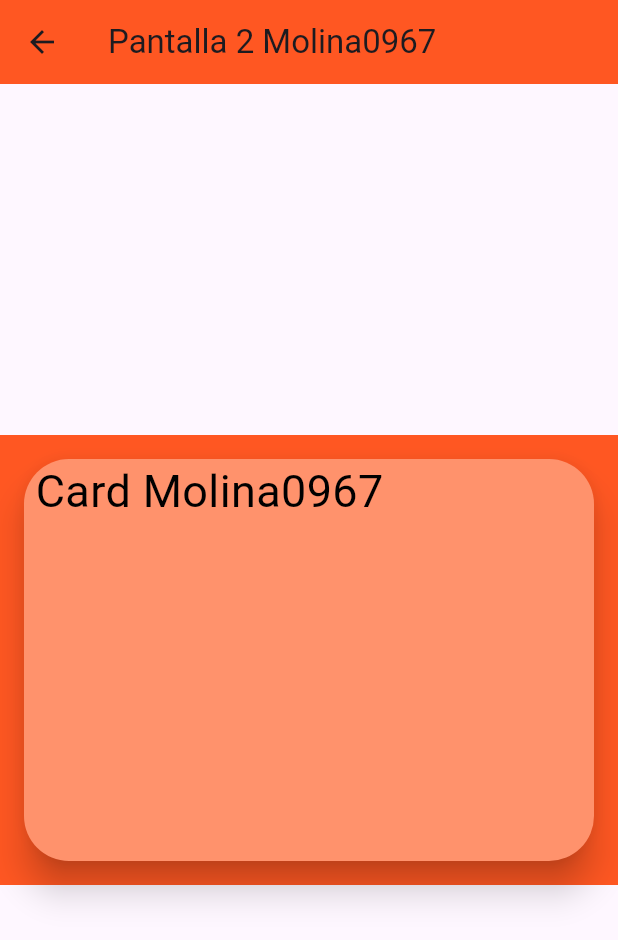
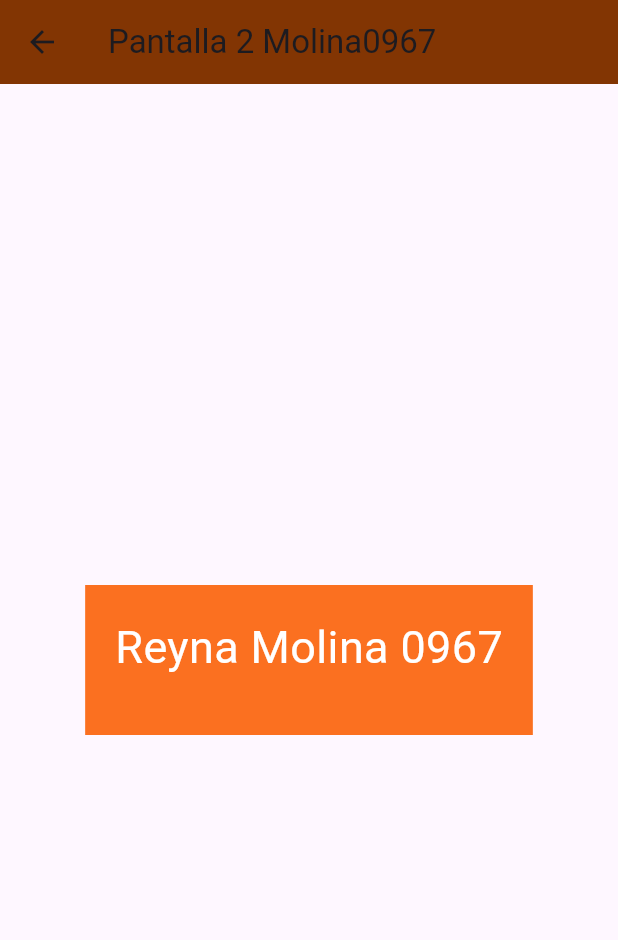
Before and after one commit to MolinaVRL128/p15-RutasV2-0967, a Flutter app: the screen it shows after launch, after a tap on "Mover a Pantalla2", on a phone screen of 412 x 824 dp. Shown: the top 940 px of the screen. Run offline on Flutter 3.47's test engine with Material 3 defaults, Android fonts, the phone set to English and light mode, and no system bars.

```diff
--- a/lib/main.dart
+++ b/lib/main.dart
@@ -2,6 +2,7 @@ import 'package:flutter/material.dart';
 import 'package:molina0967/pantalla2_0967.dart';
 import 'package:molina0967/pantalla1_0967.dart';
 import 'package:molina0967/pantallainicial_0967.dart';
+import 'package:molina0967/pantalla3_0967.dart';
 
 void main() => runApp(MiApp0967());
 
@@ -16,6 +17,7 @@ class MiApp0967 extends StatelessWidget {
         "/": (context) => PantallaInicial_0967(),
         "/Pantalla1_0967": (context) => Pantalla1_0967(),
         "/Pantalla2_0967": (context) => Pantalla2_0967(),
+        "/Pantalla3_0967": (context) => Pantalla3_0967(),
       }, //Fin rutas de páginas
     );
   } //Fin de Widgets
--- a/lib/pantalla2_0967.dart
+++ b/lib/pantalla2_0967.dart
@@ -11,25 +11,24 @@ class Pantalla2_0967 extends StatelessWidget {
     return Scaffold(
       appBar: AppBar(
         title: Text("Pantalla 2 Molina0967"),
-        backgroundColor: Colors.deepOrange,
+        backgroundColor: Color(0xff823503),
       ),
       body: Center(
-          child: Container(
-        color: Colors.deepOrange,
-        width: double.infinity,
-        height: 300,
-        child: Card(
-          color: Color(0xffff926c),
-          elevation: 10,
-          shape:
-              RoundedRectangleBorder(borderRadius: BorderRadius.circular(30)),
-          margin: EdgeInsets.all(16),
+        child: Container(
+          color: Color(0xfffb7020),
+          padding: EdgeInsets.all(20),
+          constraints: BoxConstraints(
+            minHeight: 100,
+            minWidth: 200,
+            maxHeight: 300,
+            maxWidth: 300,
+          ),
           child: Text(
-            " Card Molina0967",
-            style: TextStyle(fontSize: 30, color: Colors.black),
+            'Reyna Molina 0967',
+            style: TextStyle(fontSize: 30, color: Colors.white),
           ),
         ),
-      )),
+      ),
     );
   } //Widget
 } //Fin Scafffold
--- a/lib/pantallainicial_0967.dart
+++ b/lib/pantallainicial_0967.dart
@@ -20,13 +20,28 @@ class PantallaInicial_0967 extends StatelessWidget {
               onPressed: () {
                 Navigator.pushNamed(context, "/Pantalla1_0967");
               },
+              style: ElevatedButton.styleFrom(
+                  primary: Color(0xff860f0f),
+                  textStyle: TextStyle(fontSize: 20)),
               child: Text("Mover a Pantalla1"),
             ),
             ElevatedButton(
               onPressed: () {
                 Navigator.pushNamed(context, "/Pantalla2_0967");
               },
+              style: ElevatedButton.styleFrom(
+                  primary: Color(0xffab2121),
+                  textStyle: TextStyle(fontSize: 20)),
               child: Text("Mover a Pantalla2"),
+            ),
+            ElevatedButton(
+              onPressed: () {
+                Navigator.pushNamed(context, "/Pantalla3_0967");
+              },
+              style: ElevatedButton.styleFrom(
+                  primary: Color(0xffdc3737),
+                  textStyle: TextStyle(fontSize: 20)),
+              child: Text("Mover a Pantalla3"),
             )
           ], //Niños Widgets
         ),
```
Also changed, not shown: lib/pantalla1_0967.dart (+11 -12 lines), lib/pantalla3_0967.dart (added, +29 -0 lines).
